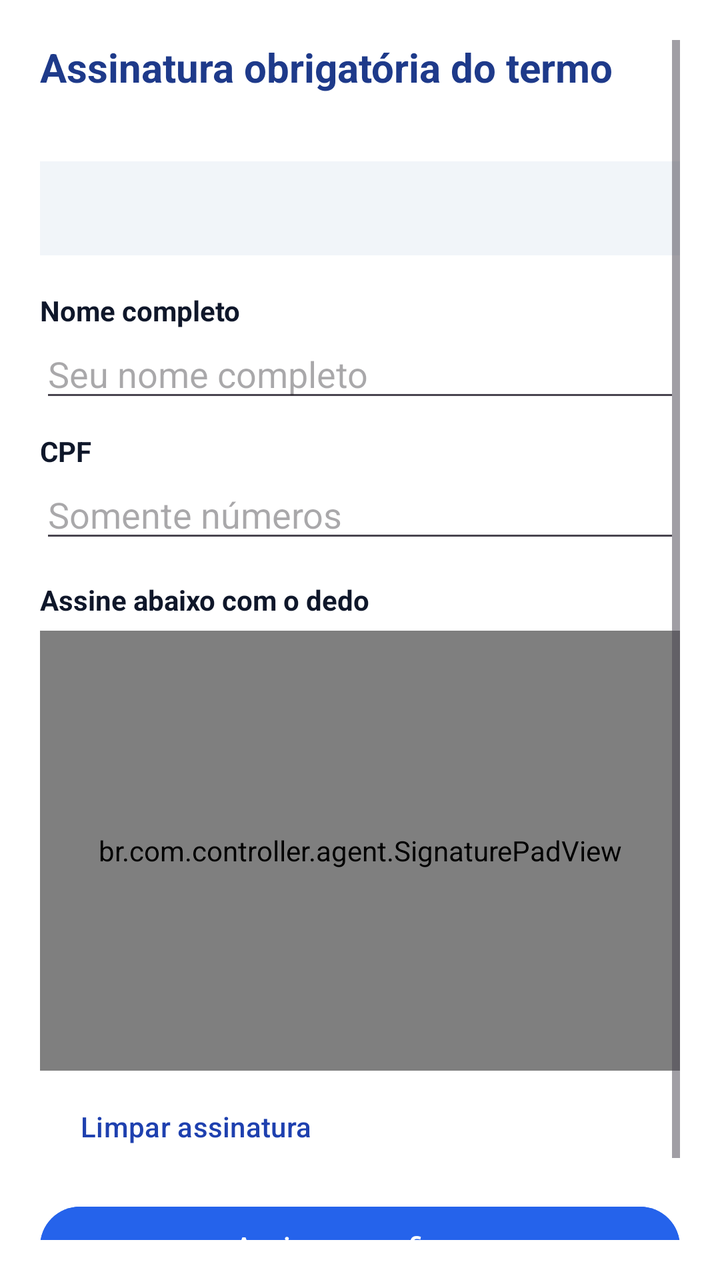
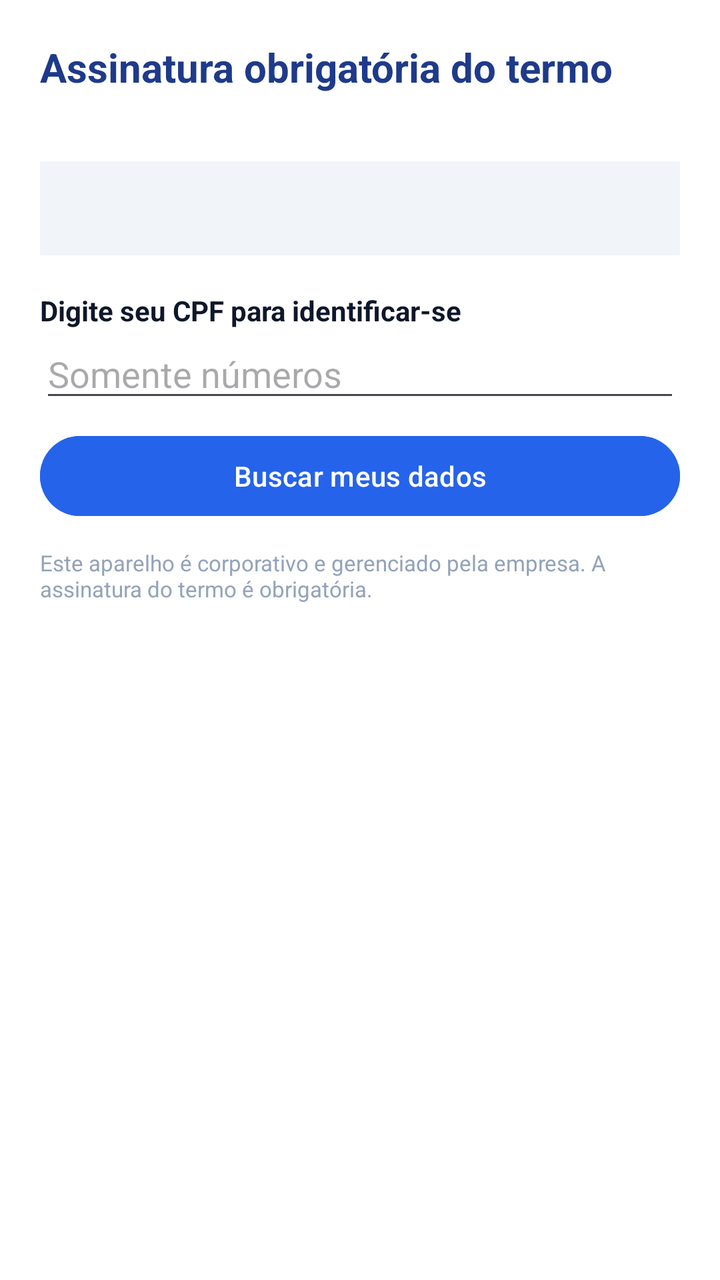

Before-and-after screenshots of an Android layout around one commit, followed by the original layout XML and the change that was made.
<!-- AndroidManifest.xml: application theme Theme.ControllerAgent -->
<!-- res/layout/activity_cobranca.xml -->
<?xml version="1.0" encoding="utf-8"?>
<ScrollView xmlns:android="http://schemas.android.com/apk/res/android"
    android:layout_width="match_parent"
    android:layout_height="match_parent"
    android:fillViewport="true"
    android:background="#FFFFFF"
    android:padding="20dp">

    <LinearLayout
        android:layout_width="match_parent"
        android:layout_height="wrap_content"
        android:orientation="vertical">

        <TextView
            android:layout_width="wrap_content"
            android:layout_height="wrap_content"
            android:text="Assinatura obrigatória do termo"
            android:textColor="#1E3A8A"
            android:textSize="20sp"
            android:textStyle="bold" />

        <TextView
            android:id="@+id/txtModelo"
            android:layout_width="wrap_content"
            android:layout_height="wrap_content"
            android:layout_marginTop="2dp"
            android:textColor="#64748B"
            android:textSize="13sp" />

        <TextView
            android:id="@+id/txtTermo"
            android:layout_width="match_parent"
            android:layout_height="wrap_content"
            android:layout_marginTop="14dp"
            android:background="#F1F5F9"
            android:padding="14dp"
            android:textColor="#0F172A"
            android:textSize="14sp"
            android:lineSpacingExtra="2dp" />

        <TextView
            android:layout_width="wrap_content"
            android:layout_height="wrap_content"
            android:layout_marginTop="18dp"
            android:text="Nome completo"
            android:textStyle="bold"
            android:textColor="#0F172A" />

        <EditText
            android:id="@+id/editNome"
            android:layout_width="match_parent"
            android:layout_height="wrap_content"
            android:hint="Seu nome completo"
            android:inputType="textPersonName|textCapWords"
            android:autofillHints="name" />

        <TextView
            android:layout_width="wrap_content"
            android:layout_height="wrap_content"
            android:layout_marginTop="10dp"
            android:text="CPF"
            android:textStyle="bold"
            android:textColor="#0F172A" />

        <EditText
            android:id="@+id/editCpf"
            android:layout_width="match_parent"
            android:layout_height="wrap_content"
            android:hint="Somente números"
            android:inputType="number"
            android:maxLength="11"
            android:autofillHints="" />

        <TextView
            android:layout_width="wrap_content"
            android:layout_height="wrap_content"
            android:layout_marginTop="14dp"
            android:text="Assine abaixo com o dedo"
            android:textStyle="bold"
            android:textColor="#0F172A" />

        <br.com.controller.agent.SignaturePadView
            android:id="@+id/signaturePad"
            android:layout_width="match_parent"
            android:layout_height="220dp"
            android:layout_marginTop="6dp"
            android:background="#F8FAFC" />

        <Button
            android:id="@+id/btnLimpar"
            android:layout_width="wrap_content"
            android:layout_height="wrap_content"
            android:layout_marginTop="4dp"
            android:text="Limpar assinatura"
            style="?android:attr/buttonBarButtonStyle" />

        <Button
            android:id="@+id/btnAssinar"
            android:layout_width="match_parent"
            android:layout_height="wrap_content"
            android:layout_marginTop="12dp"
            android:text="Assinar e confirmar"
            android:backgroundTint="#2563EB"
            android:textColor="#FFFFFF" />

        <TextView
            android:layout_width="match_parent"
            android:layout_height="wrap_content"
            android:layout_marginTop="12dp"
            android:text="Este aparelho é corporativo e gerenciado pela empresa. A assinatura é obrigatória para liberar o uso."
            android:textColor="#94A3B8"
            android:textSize="11sp" />
    </LinearLayout>
</ScrollView>
<!-- resources referenced by this layout -->
<resources>
  <style name="Theme.ControllerAgent" parent="Theme.Material3.DayNight.NoActionBar">
          <item name="colorPrimary">#1E40AF</item>
          <item name="colorPrimaryVariant">#1E3A8A</item>
      </style>
</resources>

<!-- the commit's change to res/layout/activity_cobranca.xml (unified diff, before → after) -->
@@ -38,27 +38,12 @@
             android:textSize="14sp"
             android:lineSpacingExtra="2dp" />
 
+        
         <TextView
             android:layout_width="wrap_content"
             android:layout_height="wrap_content"
             android:layout_marginTop="18dp"
-            android:text="Nome completo"
-            android:textStyle="bold"
-            android:textColor="#0F172A" />
-
-        <EditText
-            android:id="@+id/editNome"
-            android:layout_width="match_parent"
-            android:layout_height="wrap_content"
-            android:hint="Seu nome completo"
-            android:inputType="textPersonName|textCapWords"
-            android:autofillHints="name" />
-
-        <TextView
-            android:layout_width="wrap_content"
-            android:layout_height="wrap_content"
-            android:layout_marginTop="10dp"
-            android:text="CPF"
+            android:text="Digite seu CPF para identificar-se"
             android:textStyle="bold"
             android:textColor="#0F172A" />
 
@@ -71,43 +56,142 @@
             android:maxLength="11"
             android:autofillHints="" />
 
-        <TextView
-            android:layout_width="wrap_content"
+        <Button
+            android:id="@+id/btnBuscar"
+            android:layout_width="match_parent"
+            android:layout_height="wrap_content"
+            android:layout_marginTop="8dp"
+            android:text="Buscar meus dados"
+            android:backgroundTint="#2563EB"
+            android:textColor="#FFFFFF" />
+
+        
+        <LinearLayout
+            android:id="@+id/grupoResultado"
+            android:layout_width="match_parent"
+            android:layout_height="wrap_content"
+            android:orientation="vertical"
+            android:visibility="gone"
+            android:layout_marginTop="16dp"
+            android:padding="14dp"
+            android:background="#F8FAFC">
+
+            <TextView
+                android:id="@+id/txtNomeInfo"
+                android:layout_width="wrap_content"
+                android:layout_height="wrap_content"
+                android:textColor="#0F172A"
+                android:textStyle="bold"
+                android:textSize="16sp" />
+
+            <TextView
+                android:id="@+id/txtSetorInfo"
+                android:layout_width="wrap_content"
+                android:layout_height="wrap_content"
+                android:layout_marginTop="2dp"
+                android:textColor="#64748B"
+                android:textSize="13sp" />
+        </LinearLayout>
+
+        
+        <LinearLayout
+            android:id="@+id/grupoReuso"
+            android:layout_width="match_parent"
+            android:layout_height="wrap_content"
+            android:orientation="vertical"
+            android:visibility="gone"
+            android:layout_marginTop="12dp">
+
+            <TextView
+                android:layout_width="wrap_content"
+                android:layout_height="wrap_content"
+                android:text="Sua assinatura registrada:"
+                android:textColor="#0F172A"
+                android:textStyle="bold" />
+
+            <ImageView
+                android:id="@+id/imgAssinatura"
+                android:layout_width="match_parent"
+                android:layout_height="140dp"
+                android:layout_marginTop="6dp"
+                android:background="#F8FAFC"
+                android:scaleType="fitCenter"
+                android:contentDescription="Assinatura" />
+
+            <Button
+                android:id="@+id/btnAssinarManual"
+                android:layout_width="wrap_content"
+                android:layout_height="wrap_content"
+                android:text="Prefiro assinar agora"
+                style="?android:attr/buttonBarButtonStyle" />
+        </LinearLayout>
+
+        
+        <LinearLayout
+            android:id="@+id/grupoManual"
+            android:layout_width="match_parent"
+            android:layout_height="wrap_content"
+            android:orientation="vertical"
+            android:visibility="gone"
+            android:layout_marginTop="12dp">
+
+            <TextView
+                android:id="@+id/lblNomeManual"
+                android:layout_width="wrap_content"
+                android:layout_height="wrap_content"
+                android:text="Nome completo"
+                android:textStyle="bold"
+                android:textColor="#0F172A"
+                android:visibility="gone" />
+
+            <EditText
+                android:id="@+id/editNome"
+                android:layout_width="match_parent"
+                android:layout_height="wrap_content"
+                android:hint="Seu nome completo"
+                android:inputType="textPersonName|textCapWords"
+                android:autofillHints="name"
+                android:visibility="gone" />
+
+            <TextView
+                android:layout_width="wrap_content"
+                android:layout_height="wrap_content"
+                android:layout_marginTop="8dp"
+                android:text="Assine abaixo com o dedo"
+                android:textStyle="bold"
+                android:textColor="#0F172A" />
+
+            <br.com.controller.agent.SignaturePadView
+                android:id="@+id/signaturePad"
+                android:layout_width="match_parent"
+                android:layout_height="200dp"
+                android:layout_marginTop="6dp"
+                android:background="#F8FAFC" />
+
+            <Button
+                android:id="@+id/btnLimpar"
+                android:layout_width="wrap_content"
+                android:layout_height="wrap_content"
+                android:text="Limpar assinatura"
+                style="?android:attr/buttonBarButtonStyle" />
+        </LinearLayout>
+
+        
+        <Button
+            android:id="@+id/btnConfirmar"
+            android:layout_width="match_parent"
             android:layout_height="wrap_content"
             android:layout_marginTop="14dp"
-            android:text="Assine abaixo com o dedo"
-            android:textStyle="bold"
-            android:textColor="#0F172A" />
-
-        <br.com.controller.agent.SignaturePadView
-            android:id="@+id/signaturePad"
-            android:layout_width="match_parent"
-            android:layout_height="220dp"
-            android:layout_marginTop="6dp"
-            android:background="#F8FAFC" />
-
-        <Button
-            android:id="@+id/btnLimpar"
-            android:layout_width="wrap_content"
-            android:layout_height="wrap_content"
-            android:layout_marginTop="4dp"
-            android:text="Limpar assinatura"
-            style="?android:attr/buttonBarButtonStyle" />
-
-        <Button
-            android:id="@+id/btnAssinar"
-            android:layout_width="match_parent"
-            android:layout_height="wrap_content"
-            android:layout_marginTop="12dp"
-            android:text="Assinar e confirmar"
-            android:backgroundTint="#2563EB"
-            android:textColor="#FFFFFF" />
+            android:text="Confirmar e assinar termo"
+            android:backgroundTint="#16A34A"
+            android:textColor="#FFFFFF"
+            android:visibility="gone" />
 
         <TextView
             android:layout_width="match_parent"
             android:layout_height="wrap_content"
             android:layout_marginTop="12dp"
-            android:text="Este aparelho é corporativo e gerenciado pela empresa. A assinatura é obrigatória para liberar o uso."
+            android:text="Este aparelho é corporativo e gerenciado pela empresa. A assinatura do termo é obrigatória."
             android:textColor="#94A3B8"
             android:textSize="11sp" />
     </LinearLayout>
